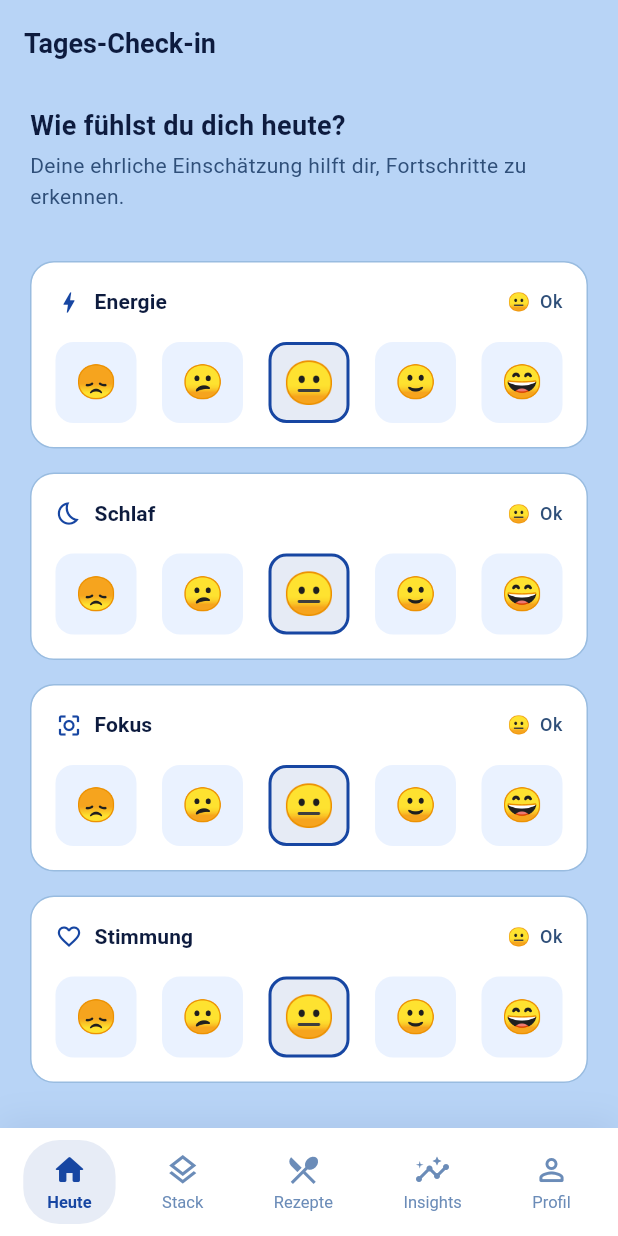
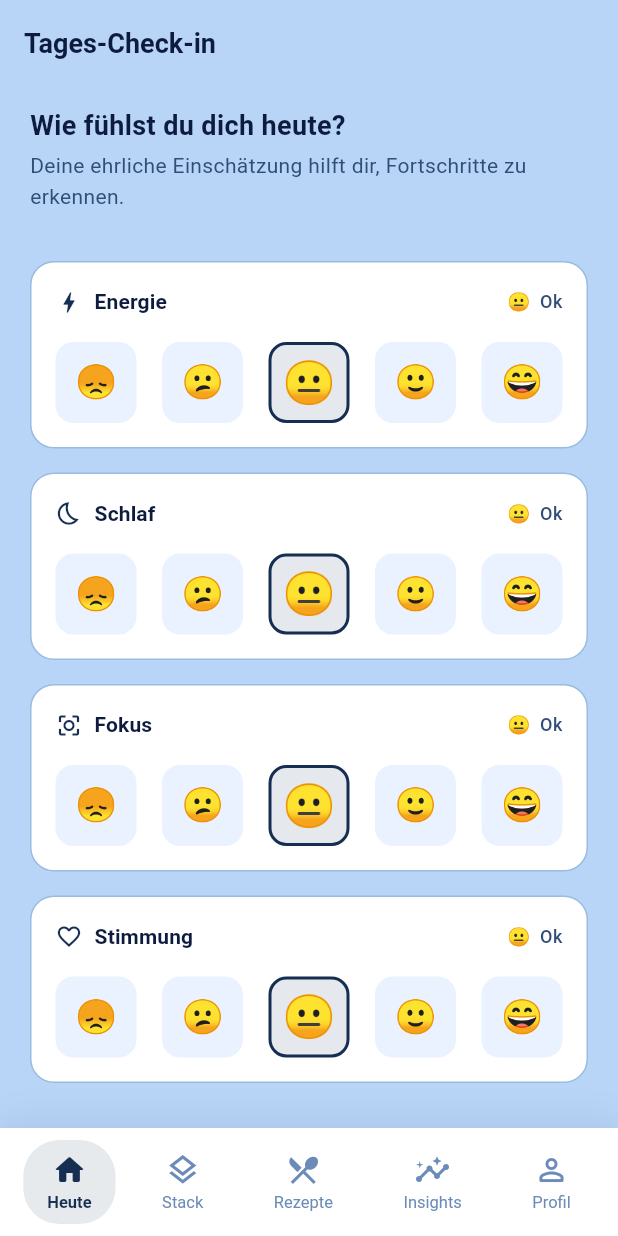
Before and after one commit to JonasArnold77/Stack-Sense, a Flutter app: the CheckinScreen screen opened by its route, on a phone screen of 412 x 824 dp. Run offline on Flutter 3.47's test engine with Material 3 defaults, Android fonts, the phone set to English and light mode, and no system bars; our stand-ins replace audioplayers, flutter_dotenv, flutter_riverpod, go_router, shared_preferences; missing offline and left inert: amplify_auth_cognito, amplify_flutter, health; accounts and stored records are empty.

Commit message:
Match the app's primary blue exactly to the logo's navy hexagon
primary is now #162E52, sampled directly from the logo mark, instead
of a brighter separate blue (#1746A2). Light/dark variants are derived
from the same hue so nothing drifts off-brand, and the header gradient
now starts at the logo color itself and only goes darker from there,
so nothing in the app reads brighter/more "royal blue" than the logo.

Co-Authored-By: Claude Sonnet 5 <noreply@anthropic.com>

```diff
--- a/lib/core/theme/app_colors.dart
+++ b/lib/core/theme/app_colors.dart
@@ -3,10 +3,12 @@ import 'package:flutter/material.dart';
 class AppColors {
   AppColors._();
 
-  // ── Primärfarben ── Marineblau, die App-Markenfarbe
-  static const Color primary      = Color(0xFF1746A2); // sattes Mittelblau
-  static const Color primaryLight = Color(0xFF2D60CE); // heller, leuchtendes Blau
-  static const Color primaryDark  = Color(0xFF0A2060); // tiefes Mitternachtsblau
+  // ── Primärfarben ── exakt das dunkle Marineblau aus dem Logo-Hexagon
+  // (#162E52) als Basis, Light/Dark-Varianten davon abgeleitet (gleicher
+  // Farbton, nur Helligkeit verschoben) statt eines helleren Extra-Blaus.
+  static const Color primary      = Color(0xFF162E52); // Logo-Marineblau
+  static const Color primaryLight = Color(0xFF2C5BA2); // gleicher Ton, heller
+  static const Color primaryDark  = Color(0xFF091322); // gleicher Ton, fast Schwarzblau
 
   // ── Akzentfarben ── elektrisches Blau für CTAs
   static const Color accent      = Color(0xFF1967FF); // leuchtend elektrisch blau
@@ -61,29 +63,30 @@ class AppColors {
   static const Color panelTintSteel   = Color(0xFFE9F0FA);
   static const Color panelTintCobalt  = Color(0xFFE3EDFC);
 
-  // ── Primär-Gradient ── vivides Tiefen-Blau für Header & prominente Flächen
+  // ── Primär-Gradient ── startet direkt beim Logo-Marineblau (nie heller),
+  // wird nur nach unten hin dunkler — für Header & prominente Flächen.
   static const LinearGradient primaryGradient = LinearGradient(
     begin: Alignment.topLeft,
     end: Alignment.bottomRight,
-    colors: [primaryLight, primaryDark], // #2D60CE → #0A2060
+    colors: [primary, primaryDark], // #162E52 → #091322
   );
 
   // ── Akzent-Gradient (für spezielle Cards / Highlights)
   static const LinearGradient accentGradient = LinearGradient(
     begin: Alignment.topLeft,
     end: Alignment.bottomRight,
-    colors: [accent, primaryDark], // #1967FF → #0A2060
+    colors: [accent, primaryDark], // #1967FF → #091322
   );
 
   // ── Schatten ── blaugetönter Schatten für mehr Tiefe
   static List<BoxShadow> get cardShadow => [
         BoxShadow(
-          color: const Color(0xFF1746A2).withOpacity(0.10),
+          color: primary.withOpacity(0.10),
           blurRadius: 16,
           offset: const Offset(0, 4),
         ),
         BoxShadow(
-          color: const Color(0xFF1746A2).withOpacity(0.04),
+          color: primary.withOpacity(0.04),
           blurRadius: 4,
           offset: const Offset(0, 1),
         ),
@@ -92,12 +95,12 @@ class AppColors {
   // ── Stärkerer Schatten für floating elements
   static List<BoxShadow> get elevatedShadow => [
         BoxShadow(
-          color: const Color(0xFF1746A2).withOpacity(0.18),
+          color: primary.withOpacity(0.18),
           blurRadius: 24,
           offset: const Offset(0, 8),
         ),
         BoxShadow(
-          color: const Color(0xFF1746A2).withOpacity(0.06),
+          color: primary.withOpacity(0.06),
           blurRadius: 6,
           offset: const Offset(0, 2),
         ),
```
